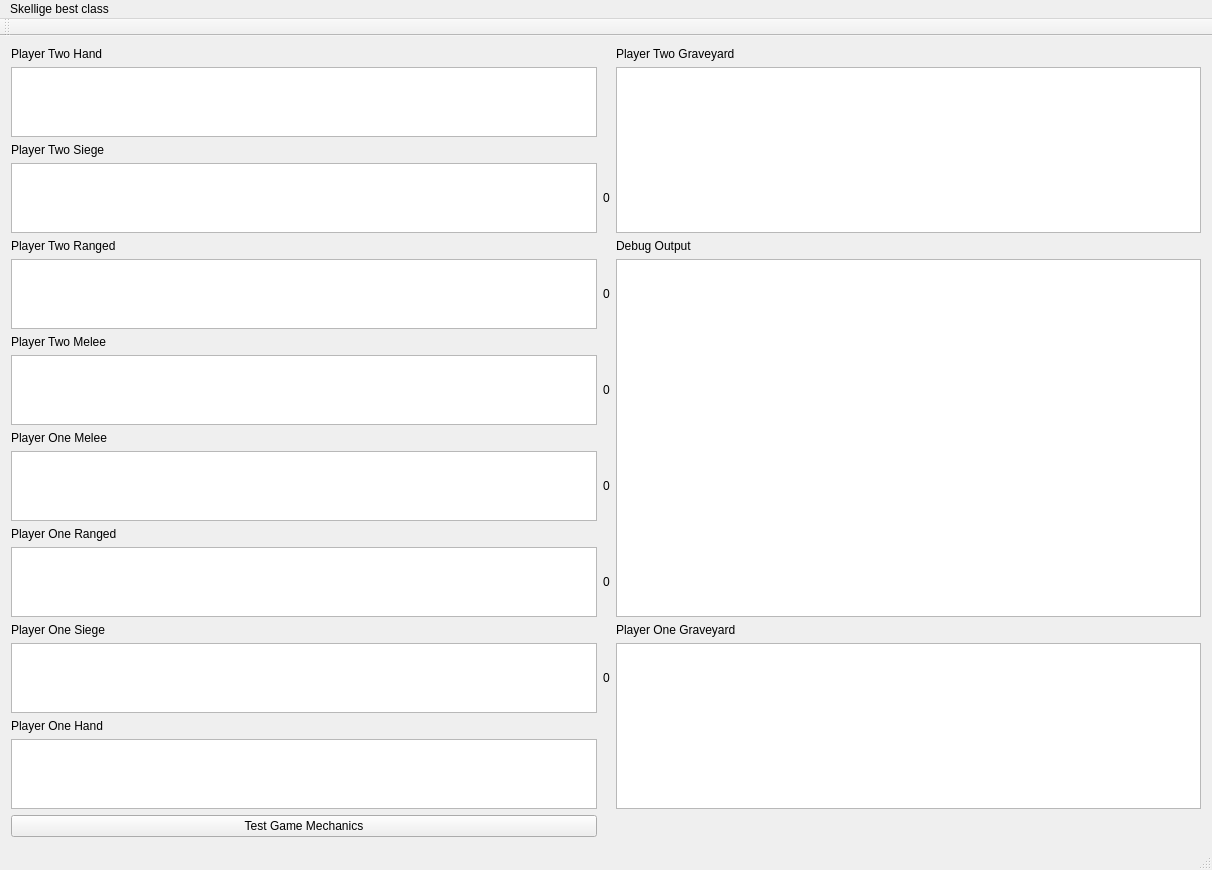
This is mainwindow.ui in Inexorably/gwentSimulator as Qt 5 draws it before an edit. The edited form follows.
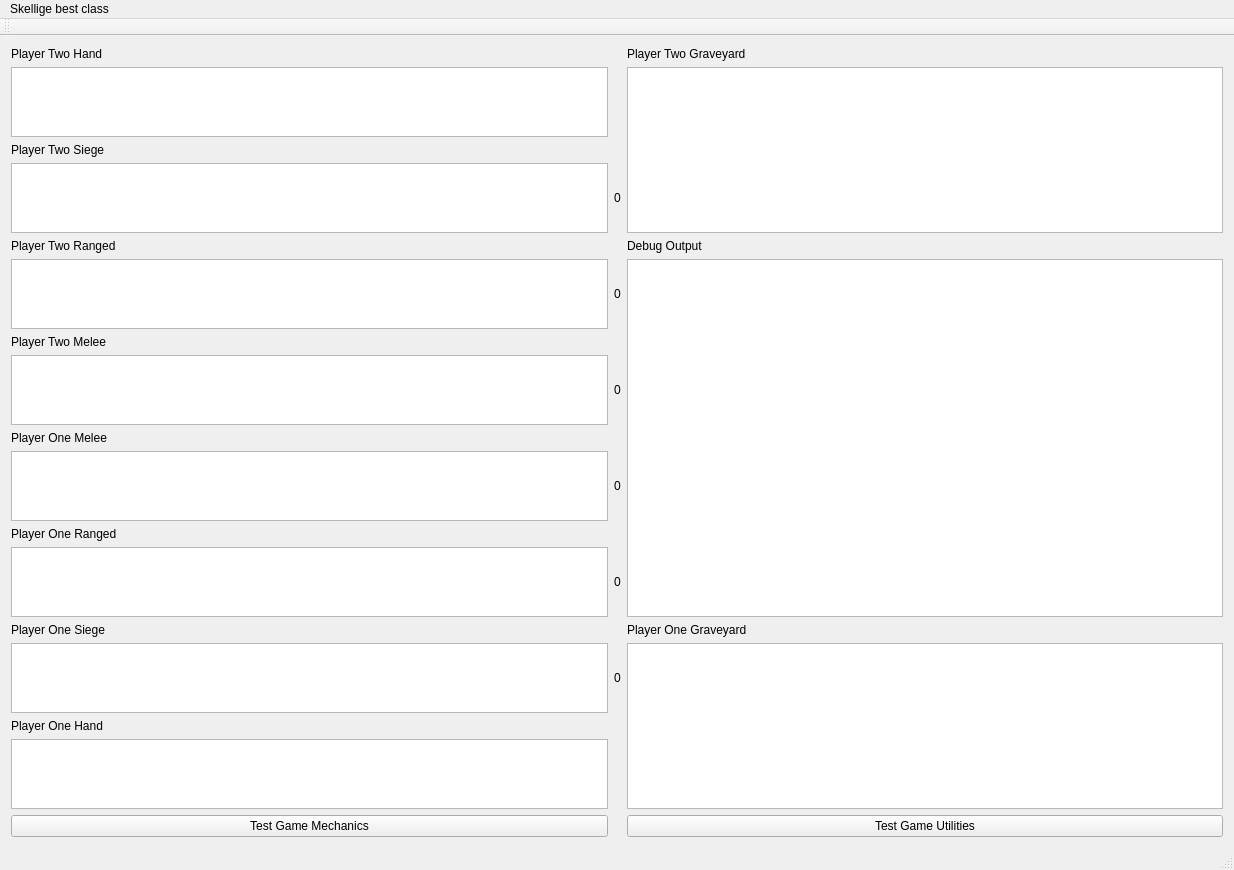
This is the edited form.

Commit message: Added debug button for utils

Patch:
```diff
--- a/mainwindow.ui
+++ b/mainwindow.ui
@@ -6,7 +6,7 @@
    <rect>
     <x>0</x>
     <y>0</y>
-    <width>1212</width>
+    <width>1234</width>
     <height>862</height>
    </rect>
   </property>
@@ -174,6 +174,16 @@
       </property>
      </widget>
     </item>
+    <item row="15" column="0">
+     <widget class="QTextBrowser" name="p1hand"/>
+    </item>
+    <item row="16" column="2">
+     <widget class="QPushButton" name="debugButton">
+      <property name="text">
+       <string>Test Game Utilities</string>
+      </property>
+     </widget>
+    </item>
    </layout>
   </widget>
   <widget class="QMenuBar" name="menuBar">
@@ -181,7 +191,7 @@
     <rect>
      <x>0</x>
      <y>0</y>
-     <width>1212</width>
+     <width>1234</width>
      <height>21</height>
     </rect>
    </property>
```
Left out of the diff: 113 changed lines with no effect on the pictures. The commit also changes 2 other files.
